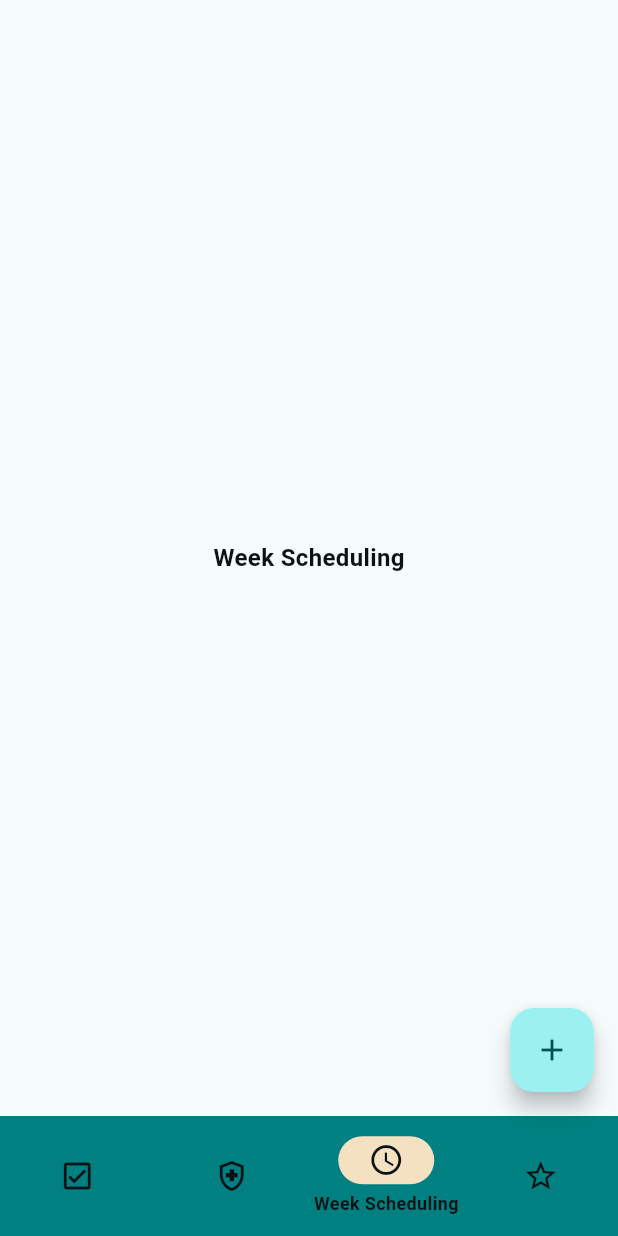
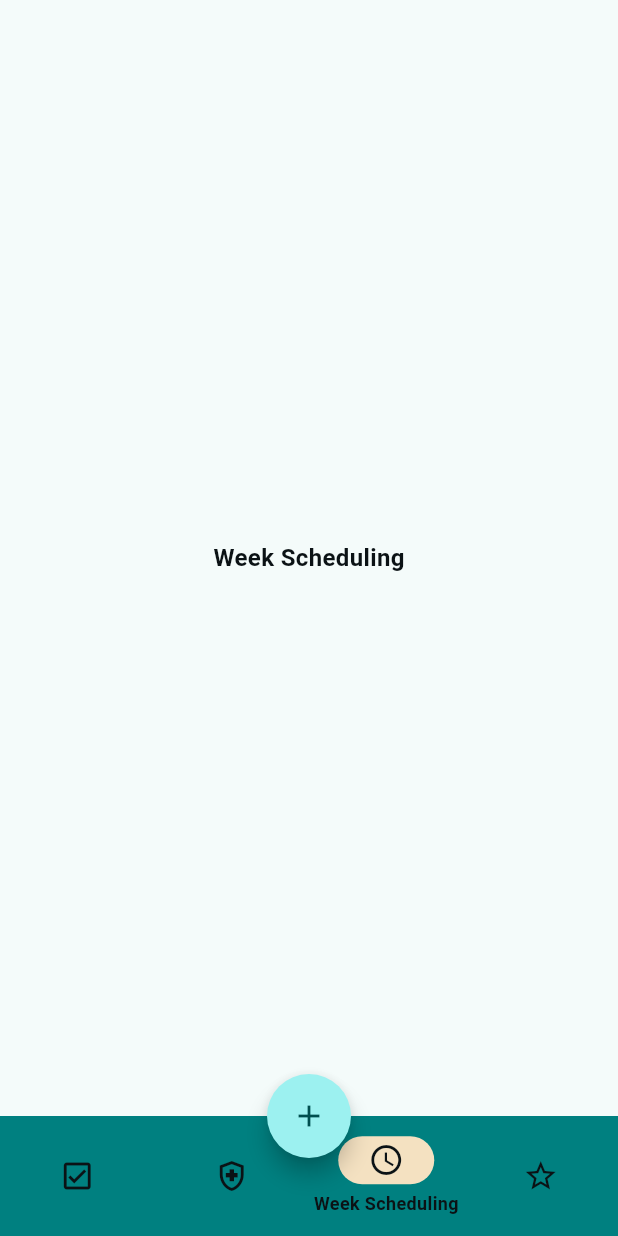
Before and after one commit to ChrisRamirez11/wellnest, a Flutter app: the screen it shows after launch, item 3 of the bottom bar chosen, after a tap on the "add" icon, on a phone screen of 412 x 824 dp. Run offline on Flutter 3.47's test engine with Material 3 defaults, Android fonts, the phone set to English and light mode, and no system bars; our stand-ins replace dartz, flutter_riverpod, isar; accounts and stored records are empty; generated files the repository leaves out were written again; Roboto replaces fonts that are missing (Karla).

Commit message:
utils, visuals and some customs widgets are now included

```diff
--- /dev/null
+++ b/lib/core/utils/utils.dart
@@ -0,0 +1,4 @@
+import 'package:flutter/material.dart';
+
+Size size(BuildContext context) => MediaQuery.sizeOf(context);
+TextTheme textTheme(BuildContext context) => Theme.of(context).textTheme;
--- a/lib/routines/presentation/screens/routines_screen.dart
+++ b/lib/routines/presentation/screens/routines_screen.dart
@@ -1,6 +1,9 @@
 import 'package:flutter/material.dart';
 import 'package:flutter_riverpod/flutter_riverpod.dart';
+import 'package:wellnest/core/widgets/custom_app_bar.dart';
+import 'package:wellnest/core/widgets/custom_error_widget.dart';
 import 'package:wellnest/routines/presentation/providers/routine_provider.dart';
+import 'package:wellnest/routines/presentation/widgets/routines_body.dart';
 
 class RoutinesScreen extends ConsumerWidget {
   const RoutinesScreen({super.key});
@@ -12,23 +15,20 @@ class RoutinesScreen extends ConsumerWidget {
     late Widget? widget;
 
     if (routines != null) {
-      widget = Scaffold(
-        body: ListView.builder(
-          itemCount: routines.length,
-          itemBuilder: (context, index) => ListTile(
-            title: Text(routines[index].name),
-          ),
-        ),
-      );
+      widget = RoutinesBody(routines: routines);
     } else if (failure != null) {
-      widget = Center(
-        child: Text('Error'),
-      );
+      widget = CustomErrorWidget(errorMessage: failure.errorMessage);
     } else {
       widget = Center(
         child: CircularProgressIndicator(),
       );
     }
-    return widget;
+
+    return Scaffold(
+      appBar: CustomAppBar(
+        titleString: 'Small Routines',
+      ),
+      body: widget,
+    );
   }
 }
--- /dev/null
+++ b/lib/routines/presentation/widgets/routines_body.dart
@@ -0,0 +1,21 @@
+import 'package:flutter/material.dart';
+import 'package:wellnest/routines/data/models/routine_model.dart';
+
+class RoutinesBody extends StatelessWidget {
+  final List<RoutineModel> routines;
+
+  const RoutinesBody({
+    super.key,
+    required this.routines,
+  });
+
+  @override
+  Widget build(BuildContext context) {
+    return ListView.builder(
+      itemCount: routines.length,
+      itemBuilder: (context, index) => ListTile(
+        title: Text(routines[index].name),
+      ),
+    );
+  }
+}
--- a/lib/skeleton/presentation/screens/skeleton.dart
+++ b/lib/skeleton/presentation/screens/skeleton.dart
@@ -31,7 +31,9 @@ class _SkeletonState extends ConsumerState<Skeleton> {
     final index = ref.watch(indexProvider);
     return SafeArea(
         child: Scaffold(
-          floatingActionButton: CustomFab(),
+            floatingActionButtonLocation:
+                FloatingActionButtonLocation.miniCenterDocked,
+            floatingActionButton: CustomFab(),
             bottomNavigationBar: CustomNavBar(),
             body: PageView(
               controller: index.pageController,
--- a/lib/skeleton/presentation/widgets/custom_fab.dart
+++ b/lib/skeleton/presentation/widgets/custom_fab.dart
@@ -7,8 +7,8 @@ class CustomFab extends ConsumerWidget {
   @override
   Widget build(BuildContext context, WidgetRef ref) {
     return FloatingActionButton(
-        onPressed: () async {
-        },
+        shape: RoundedRectangleBorder(borderRadius: BorderRadius.circular(100)),
+        onPressed: () async {},
         child: Icon(Icons.add));
   }
 }
```
Also changed, not shown: lib/core/widgets/custom_app_bar.dart (added, +16 -0 lines), lib/core/widgets/custom_error_widget.dart (added, +14 -0 lines), lib/skeleton/presentation/widgets/custom_nav_bar.dart (+24 -4 lines).
